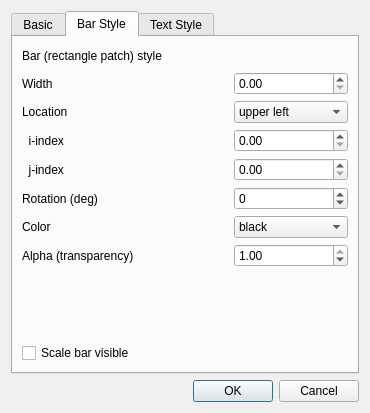
Old version of the form FourDExplorer/ui/uiDialogScaleBar.ui in the repository ManifoldsHu/FourDExplorer.
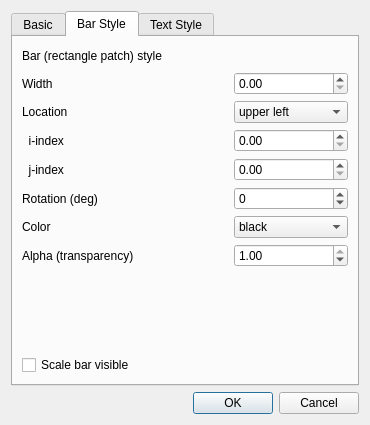
New version of the form. The open tabs and pages were chosen to show the change.

The edit to the form file:
```diff
--- a/FourDExplorer/ui/uiDialogScaleBar.ui
+++ b/FourDExplorer/ui/uiDialogScaleBar.ui
@@ -7,7 +7,7 @@
     <x>0</x>
     <y>0</y>
     <width>370</width>
-    <height>348</height>
+    <height>425</height>
    </rect>
   </property>
   <property name="windowTitle">
```
Left out of the diff: 16 changed lines with no effect on the pictures.
